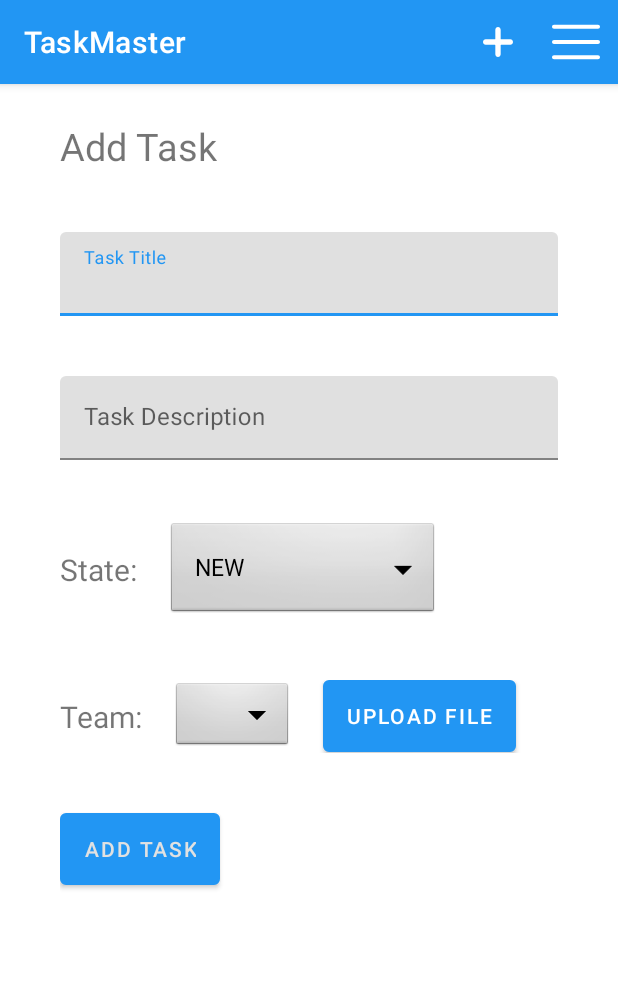
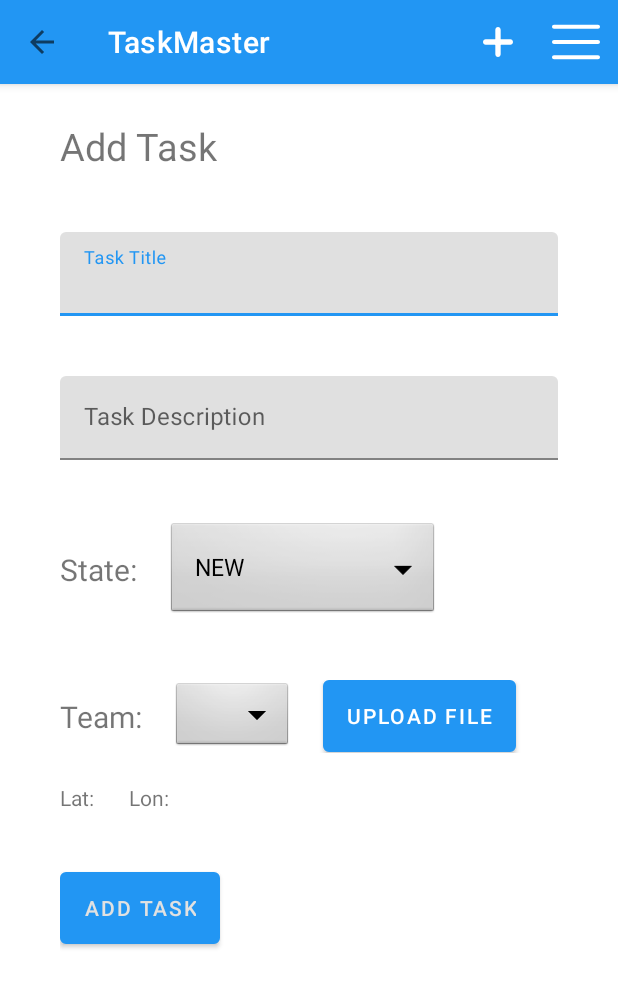
Before and after one commit to Mahmoud-Saadeh/taskmaster, an Android app: the screen it shows after launch (AddTask), after a tap on "Add Task", on a phone screen of 412 x 824 dp. Shown: the top 987 px of the screen. Run offline under Robolectric (Android 15) with nearby library versions, the phone set to English and light mode, and no system bars; libraries missing offline, so code that uses them is left out: com.amazonaws.mobile, com.amazonaws.mobileconnectors, com.amplifyframework.api, com.amplifyframework.auth, com.amplifyframework.core and 1 more; 13 statements that could not run were skipped.

Commit message:
location

```diff
--- a/app/src/main/java/com/example/taskmaster/AddTask.java
+++ b/app/src/main/java/com/example/taskmaster/AddTask.java
@@ -19,7 +19,6 @@ import android.widget.Spinner;
 import android.widget.TextView;
 import android.widget.Toast;
 
-import androidx.activity.result.ActivityResult;
 import androidx.activity.result.ActivityResultLauncher;
 import androidx.activity.result.contract.ActivityResultContracts;
 import androidx.annotation.RequiresApi;
@@ -29,13 +28,13 @@ import com.amplifyframework.api.graphql.model.ModelMutation;
 import com.amplifyframework.api.graphql.model.ModelQuery;
 import com.amplifyframework.core.Amplify;
 import com.amplifyframework.datastore.generated.model.Task;
-//import com.example.taskmaster.room.AppDatabase;
-//import com.example.taskmaster.room.TaskDao;
 import com.amplifyframework.datastore.generated.model.Team;
+import com.google.android.gms.location.FusedLocationProviderClient;
+import com.google.android.gms.location.LocationServices;
+import com.google.android.material.appbar.MaterialToolbar;
 import com.google.firebase.analytics.FirebaseAnalytics;
 
 import java.io.File;
-import java.io.FileNotFoundException;
 import java.io.FileOutputStream;
 import java.io.IOException;
 import java.io.InputStream;
@@ -43,13 +42,39 @@ import java.util.ArrayList;
 import java.util.Date;
 import java.util.List;
 
+import android.Manifest;
+import android.content.pm.PackageManager;
+import android.location.Location;
+import android.location.LocationManager;
+import android.os.Looper;
+import android.provider.Settings;
+
+import androidx.annotation.NonNull;
+import androidx.core.app.ActivityCompat;
+
+import com.google.android.gms.location.LocationCallback;
+import com.google.android.gms.location.LocationRequest;
+import com.google.android.gms.location.LocationResult;
+import com.google.android.gms.tasks.OnCompleteListener;
+
 public class AddTask extends AppCompatActivity {
     private String uploadedFileName;
     private FirebaseAnalytics mFirebaseAnalytics;
     private String currentUser = "";
 
+    // initializing
+    // FusedLocationProviderClient
+    // object
+    FusedLocationProviderClient mFusedLocationClient;
+
+    // Initializing other items
+    // from layout file
+    TextView latitudeTextView, longitTextView;
+    double latitude, longitude;
+    int PERMISSION_ID = 44;
+
     @RequiresApi(api = Build.VERSION_CODES.Q)
-    @SuppressLint("SetTextI18n")
+    @SuppressLint({"SetTextI18n", "MissingPermission"})
     @Override
     protected void onCreate(Bundle savedInstanceState) {
         super.onCreate(savedInstanceState);
@@ -64,17 +89,32 @@ public class AddTask extends AppCompatActivity {
                 startActivity(goToSignIn);
             }
         }
+        MaterialToolbar toolbar = findViewById(R.id.topAppBar);
+        setSupportActionBar(toolbar);
+
+        if(getSupportActionBar() != null){
+            getSupportActionBar().setDisplayHomeAsUpEnabled(true);
+            getSupportActionBar().setDisplayShowHomeEnabled(true);
+        }
+
+        latitudeTextView = findViewById(R.id.latTextView);
+        longitTextView = findViewById(R.id.lonTextView);
+        mFusedLocationClient = LocationServices.getFusedLocationProviderClient(this);
+
+        // method to get the location
+        getLastLocation();
+
         // Get intent, action and MIME type
         Intent intent = getIntent();
         String action = intent.getAction();
         String type = intent.getType();
 
         Log.i("getIntent", "onCreate: " + type);
-        Log.i("getIntent", "onCreate: " + (Uri) intent.getParcelableExtra(Intent.EXTRA_STREAM));
+        Log.i("getIntent", "onCreate: " + intent.getParcelableExtra(Intent.EXTRA_STREAM));
         if (Intent.ACTION_SEND.equals(action) && type != null) {
             if (type.startsWith("image/")) {
                 try {
-                    onChooseFile((Uri) intent.getParcelableExtra(Intent.EXTRA_STREAM)); // Handle single image being sent
+                    onChooseFile(intent.getParcelableExtra(Intent.EXTRA_STREAM)); // Handle single image being sent
                 } catch (IOException e) {
                     e.printStackTrace();
                 }
@@ -149,7 +189,7 @@ public class AddTask extends AppCompatActivity {
 
             String fileNameIfThere = uploadedFileName == null ? "" : uploadedFileName;
 
-            Task task = Task.builder().title(taskTitle).teamId(teamId).body(taskBody).state(taskState).fileName(fileNameIfThere).build();
+            Task task = Task.builder().title(taskTitle).teamId(teamId).body(taskBody).state(taskState).fileName(fileNameIfThere).lat(latitude).lon(longitude).build();
 
             Amplify.API.mutate(ModelMutation.create(task),
                     response -> {
@@ -215,6 +255,119 @@ public class AddTask extends AppCompatActivity {
         return extension;
     }
 
+    @SuppressLint("MissingPermission")
+    private void getLastLocation() {
+        // check if permissions are given
+        if (checkPermissions()) {
+
+            // check if location is enabled
+            if (isLocationEnabled()) {
+
+                // getting last
+                // location from
+                // FusedLocationClient
+                // object
+                mFusedLocationClient.getLastLocation().addOnCompleteListener(new OnCompleteListener<Location>() {
+                    @Override
+                    public void onComplete(@NonNull com.google.android.gms.tasks.Task<Location> task) {
+                        Location location = task.getResult();
+                        if (location == null) {
+                            requestNewLocationData();
+                        } else {
+                            latitude = location.getLatitude();
+                            longitude = location.getLongitude();
+                            latitudeTextView.setText("Lat: " + location.getLatitude());
+                            longitTextView.setText("Lon: " + location.getLongitude());
+                        }
+                    }
+                });
+            } else {
+                Toast.makeText(this, "Please turn on" + " your location...", Toast.LENGTH_LONG).show();
+                Intent intent = new Intent(Settings.ACTION_LOCATION_SOURCE_SETTINGS);
+                startActivity(intent);
+            }
+        } else {
+            // if permissions aren't available,
+            // request for permissions
+            requestPermissions();
+        }
+    }
+
+    @SuppressLint("MissingPermission")
+    private void requestNewLocationData() {
+
+        // Initializing LocationRequest
+        // object with appropriate methods
+        LocationRequest mLocationRequest = new LocationRequest();
+        mLocationRequest.setPriority(LocationRequest.PRIORITY_HIGH_ACCURACY);
+        mLocationRequest.setInterval(5);
+        mLocationRequest.setFastestInterval(0);
+        mLocationRequest.setNumUpdates(1);
+
+        // setting LocationRequest
+        // on FusedLocationClient
+        mFusedLocationClient = LocationServices.getFusedLocationProviderClient(this);
+        mFusedLocationClient.requestLocationUpdates(mLocationRequest, mLocationCallback, Looper.myLooper());
+    }
+
+    private LocationCallback mLocationCallback = new LocationCallback() {
+
+        @Override
+        public void onLocationResult(LocationResult locationResult) {
+            Location mLastLocation = locationResult.getLastLocation();
+
+            latitude = mLastLocation.getLatitude();
+            longitude = mLastLocation.getLongitude();
+            latitudeTextView.setText("Lat: " + mLastLocation.getLatitude());
+            longitTextView.setText("Lon: " + mLastLocation.getLongitude());
+        }
+    };
+
+    // method to check for permissions
+    private boolean checkPermissions() {
+        return ActivityCompat.checkSelfPermission(this, Manifest.permission.ACCESS_COARSE_LOCATION) == PackageManager.PERMISSION_GRANTED && ActivityCompat.checkSelfPermission(this, Manifest.permission.ACCESS_FINE_LOCATION) == PackageManager.PERMISSION_GRANTED;
+
+        // If we want background location
+        // on Android 10.0 and higher,
+        // use:
+        // ActivityCompat.checkSelfPermission(this, Manifest.permission.ACCESS_BACKGROUND_LOCATION) == PackageManager.PERMISSION_GRANTED
+    }
+
+    // method to request for permissions
+    private void requestPermissions() {
+        ActivityCompat.requestPermissions(this, new String[]{
+                Manifest.permission.ACCESS_COARSE_LOCATION,
+                Manifest.permission.ACCESS_FINE_LOCATION}, PERMISSION_ID);
+    }
+
+    // method to check
+    // if location is enabled
+    private boolean isLocationEnabled() {
+        LocationManager locationManager = (LocationManager) getSystemService(Context.LOCATION_SERVICE);
+        return locationManager.isProviderEnabled(LocationManager.GPS_PROVIDER) || locationManager.isProviderEnabled(LocationManager.NETWORK_PROVIDER);
+    }
+
+    // If everything is alright then
+    @Override
+    public void
+    onRequestPermissionsResult(int requestCode, @NonNull String[] permissions, @NonNull int[] grantResults) {
+        super.onRequestPermissionsResult(requestCode, permissions, grantResults);
+
+        if (requestCode == PERMISSION_ID) {
+            if (grantResults.length > 0 && grantResults[0] == PackageManager.PERMISSION_GRANTED) {
+                getLastLocation();
+            }
+        }
+    }
+
+    @Override
+    public void onResume() {
+        super.onResume();
+        if (checkPermissions()) {
+            getLastLocation();
+        }
+    }
+
     @Override
     public boolean onCreateOptionsMenu(Menu menu) {
         MenuInflater inflater = getMenuInflater();
@@ -232,4 +385,10 @@ public class AddTask extends AppCompatActivity {
                 error -> Log.e("AuthQuickstart", error.toString())
         );
     }
+
+    @Override
+    public boolean onSupportNavigateUp() {
+        onBackPressed();
+        return true;
+    }
 }
--- a/app/src/main/java/com/example/taskmaster/MainActivity.java
+++ b/app/src/main/java/com/example/taskmaster/MainActivity.java
@@ -44,6 +44,7 @@ public class MainActivity extends AppCompatActivity {
     private static PinpointManager pinpointManager;
     private FirebaseAnalytics mFirebaseAnalytics;
 
+    @SuppressLint("MissingPermission")
     @Override
     protected void onCreate(Bundle savedInstanceState) {
         super.onCreate(savedInstanceState);
@@ -172,8 +173,15 @@ public class MainActivity extends AppCompatActivity {
 
                     adapter = new TaskViewAdapter(taskListAmp, position -> {
                         Intent goToDetailsIntent = new Intent(getBaseContext(), TaskDetail.class);
-                        goToDetailsIntent.putExtra("task_id", taskListAmp.get(position).getId());
+                        goToDetailsIntent.putExtra("task_title", taskListAmp.get(position).getTitle());
+                        goToDetailsIntent.putExtra("task_body", taskListAmp.get(position).getBody());
+                        goToDetailsIntent.putExtra("task_state", taskListAmp.get(position).getState());
                         goToDetailsIntent.putExtra("fileName", taskListAmp.get(position).getFileName());
+                        if (taskListAmp.get(position).getLat() != null){
+                            goToDetailsIntent.putExtra("lat", (double) taskListAmp.get(position).getLat());
+                            goToDetailsIntent.putExtra("lon", (double) taskListAmp.get(position).getLon());
+                        }
+
                         startActivity(goToDetailsIntent);
                     });
 
--- a/app/src/main/res/layout/activity_main.xml
+++ b/app/src/main/res/layout/activity_main.xml
@@ -8,6 +8,7 @@
     >
 
     <com.google.android.material.appbar.AppBarLayout
+        android:id="@+id/AppBarLayout"
         android:layout_width="match_parent"
         android:layout_height="wrap_content"
         android:layout_marginBottom="20dp">
@@ -18,7 +19,7 @@
             android:layout_height="?attr/actionBarSize"
             app:title="@string/app_title"
             app:menu="@menu/top_app_bar"
-            style="@style/Widget.MaterialComponents.Toolbar.Primary"
+            app:titleTextColor="@color/white"
             />
 
     </com.google.android.material.appbar.AppBarLayout>
--- a/app/src/main/res/layout/activity_settings.xml
+++ b/app/src/main/res/layout/activity_settings.xml
@@ -17,7 +17,7 @@
             android:layout_height="?attr/actionBarSize"
             app:title="@string/app_title"
             app:menu="@menu/top_app_bar"
-            style="@style/Widget.MaterialComponents.Toolbar.Primary"
+            app:titleTextColor="@color/white"
             />
 
     </com.google.android.material.appbar.AppBarLayout>
--- a/app/src/main/res/layout/activity_task_detail.xml
+++ b/app/src/main/res/layout/activity_task_detail.xml
@@ -7,6 +7,7 @@
     tools:context=".MainActivity">
 
     <com.google.android.material.appbar.AppBarLayout
+        android:id="@+id/AppBarLayout"
         android:layout_width="match_parent"
         android:layout_height="wrap_content"
         android:layout_marginBottom="20dp">
@@ -17,7 +18,7 @@
             android:layout_height="?attr/actionBarSize"
             app:title="@string/app_title"
             app:menu="@menu/top_app_bar"
-            style="@style/Widget.MaterialComponents.Toolbar.Primary"
+            app:titleTextColor="@color/white"
             />
 
     </com.google.android.material.appbar.AppBarLayout>
--- a/app/src/main/res/layout/add_task.xml
+++ b/app/src/main/res/layout/add_task.xml
@@ -13,7 +13,7 @@
 
         <com.google.android.material.appbar.MaterialToolbar
             android:id="@+id/topAppBar"
-            style="@style/Widget.MaterialComponents.Toolbar.Primary"
+            app:titleTextColor="@color/white"
             android:layout_width="match_parent"
             android:layout_height="?attr/actionBarSize"
             app:menu="@menu/top_app_bar"
@@ -143,6 +143,25 @@
 
         </androidx.appcompat.widget.LinearLayoutCompat>
 
+        <LinearLayout
+            android:id="@+id/locationLayout"
+            android:layout_width="wrap_content"
+            android:layout_height="wrap_content"
+            android:orientation="horizontal"
+            app:layout_constraintTop_toBottomOf="@+id/spinnerTeam"
+            android:layout_marginTop="20dp">
+            <TextView
+                android:id="@+id/latTextView"
+                android:layout_width="wrap_content"
+                android:layout_height="wrap_content"
+                android:layout_marginRight="20dp"
+                android:text="Lat: "/>
+            <TextView
+                android:id="@+id/lonTextView"
+                android:layout_width="wrap_content"
+                android:layout_height="wrap_content"
+                android:text="Lon: "/>
+        </LinearLayout>
         <Button
             android:id="@+id/addTask"
             android:layout_width="wrap_content"
@@ -152,7 +171,7 @@
             android:text="@string/add_task"
             android:textColor="@color/gray_text"
             app:layout_constraintStart_toStartOf="parent"
-            app:layout_constraintTop_toBottomOf="@+id/spinnerTeam" />
+            app:layout_constraintTop_toBottomOf="@+id/locationLayout" />
 
 <!--        <TextView-->
 <!--            android:id="@+id/tasks_count"-->
--- a/app/src/main/res/menu/top_app_bar.xml
+++ b/app/src/main/res/menu/top_app_bar.xml
@@ -1,6 +1,6 @@
 <?xml version="1.0" encoding="utf-8"?>
 <menu xmlns:app="http://schemas.android.com/apk/res-auto"
-    xmlns:android="http://schemas.android.com/apk/res/android">
+    xmlns:android="http://schemas.android.com/apk/res/android" >
     <item
         android:id="@+id/addTaskMenu"
         android:icon="@drawable/ic_add"
--- a/app/src/main/res/values-night/themes.xml
+++ b/app/src/main/res/values-night/themes.xml
@@ -13,4 +13,8 @@
         <item name="android:statusBarColor" tools:targetApi="l">?attr/colorPrimaryVariant</item>
         <!-- Customize your theme here. -->
     </style>
+
+    <style name="AppTheme">
+        <item name="android:windowActionBarOverlay">true</item>
+    </style>
 </resources>
--- a/app/src/main/res/values/themes.xml
+++ b/app/src/main/res/values/themes.xml
@@ -22,4 +22,8 @@
     <style name="Theme.Taskmaster.AppBarOverlay" parent="ThemeOverlay.AppCompat.Dark.ActionBar" />
 
     <style name="Theme.Taskmaster.PopupOverlay" parent="ThemeOverlay.AppCompat.Light" />
+
+    <style name="AppTheme">
+        <item name="android:windowActionBarOverlay">true</item>
+    </style>
 </resources>
--- a/build.gradle
+++ b/build.gradle
@@ -8,6 +8,7 @@ buildscript {
         classpath 'com.android.tools.build:gradle:7.0.1'
         classpath 'com.amplifyframework:amplify-tools-gradle-plugin:1.0.2'
         classpath 'com.google.gms:google-services:4.3.10'
+        classpath "com.google.android.libraries.mapsplatform.secrets-gradle-plugin:secrets-gradle-plugin:2.0.0"
         // NOTE: Do not place your application dependencies here; they belong
         // in the individual module build.gradle files
     }
```
Also changed, not shown: app/build.gradle (+6 -1 lines), app/src/main/AndroidManifest.xml (+19 -1 lines), app/src/main/java/com/example/taskmaster/Settings.java (+14 -0 lines), app/src/main/java/com/example/taskmaster/TaskDetail.java (+60 -15 lines), app/src/main/res/layout/task_detail_content.xml (+69 -22 lines), app/src/main/graphql/schema.json, app/src/main/java/com/amplifyframework/datastore/generated/model/AmplifyModelProvider.java, app/src/main/java/com/amplifyframework/datastore/generated/model/Task.java, 6 other files.
